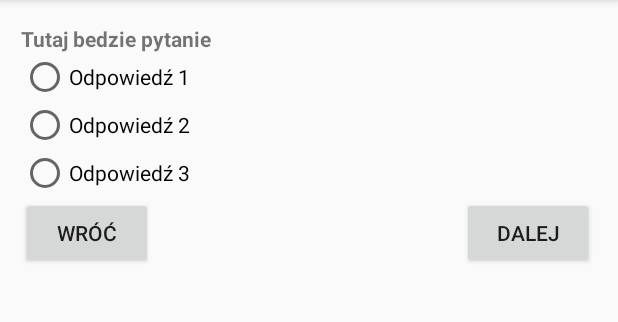
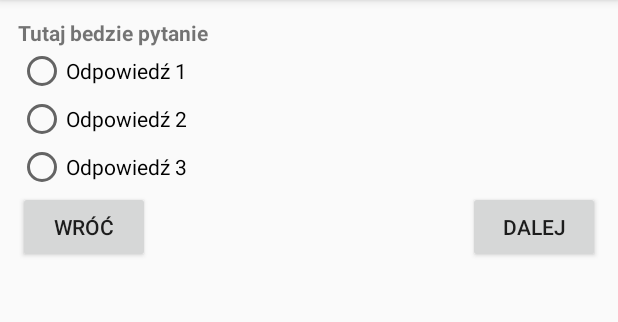
Before and after one commit to Konrad7005/Github_Quiz, an Android app: the QuestionActivity screen opened directly, with no data from a screen before it, on a phone screen of 412 x 824 dp, the part 84-406 px from its top. Run offline under Robolectric (Android 15) with nearby library versions, the phone set to English and light mode, and no system bars.

```diff
--- a/app/src/main/res/layout/activity_question.xml
+++ b/app/src/main/res/layout/activity_question.xml
@@ -8,8 +8,8 @@
         android:id="@+id/activity_question"
         android:layout_width="match_parent"
         android:layout_height="match_parent"
-        android:paddingBottom="14dp"
-        android:paddingLeft="14dp"
+        android:paddingBottom="@dimen/activity_vertical_margin"
+        android:paddingLeft="@dimen/activity_horizontal_margin"
         android:paddingRight="@dimen/activity_horizontal_margin"
         android:paddingTop="@dimen/activity_vertical_margin"
         tools:context="com.example.konrad.quiz.QuestionActivity">
--- a/app/src/main/res/values/dimens.xml
+++ b/app/src/main/res/values/dimens.xml
@@ -1,5 +1,5 @@
 <resources>
     <!-- Default screen margins, per the Android Design guidelines. -->
-    <dimen name="activity_horizontal_margin">16dp</dimen>
-    <dimen name="activity_vertical_margin">16dp</dimen>
+    <dimen name="activity_horizontal_margin">12dp</dimen>
+    <dimen name="activity_vertical_margin">12dp</dimen>
 </resources>
```
